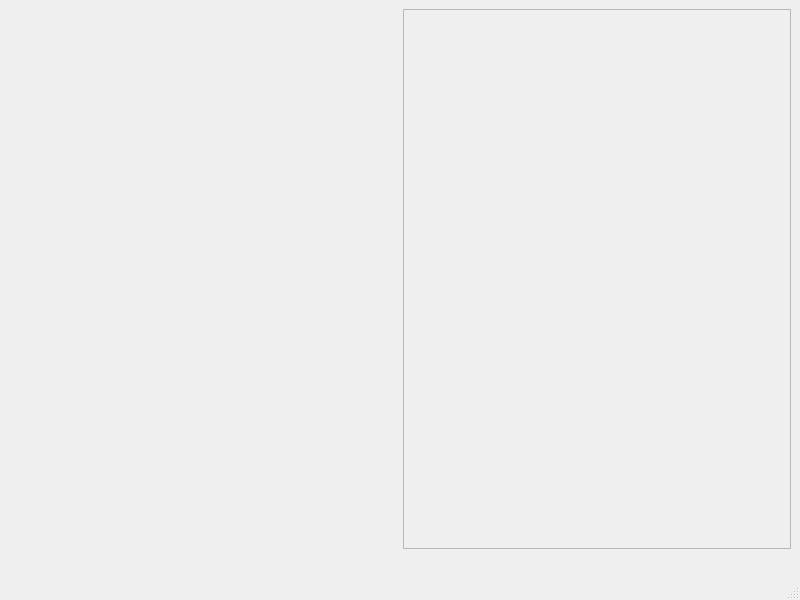
Qt form tramwindow.ui (yoms/Project-STR-ISI) before a commit.
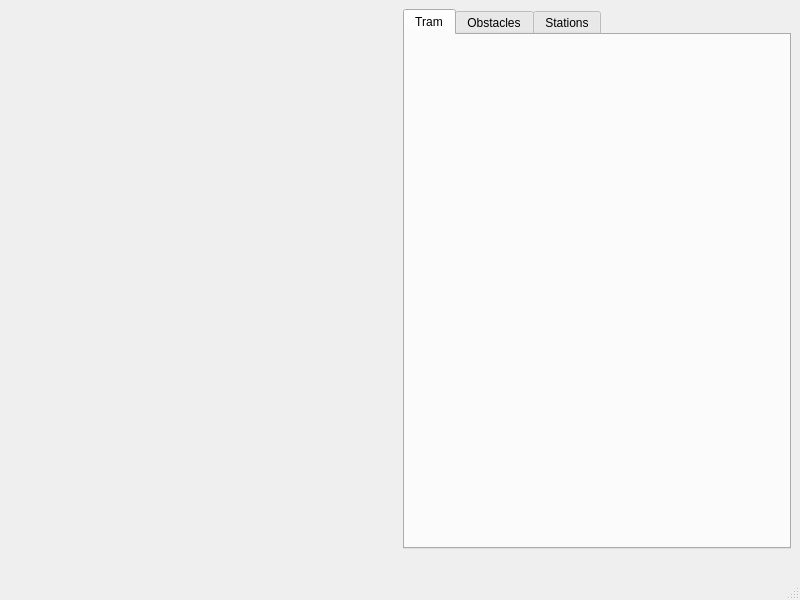
The same form after that commit. The open tabs and pages were chosen to show the change. Custom widgets are drawn as their Qt base class.

What changed in the file:
```diff
--- a/tramwindow.ui
+++ b/tramwindow.ui
@@ -18,6 +18,47 @@
     <item row="0" column="0">
      <widget class="TramWidget" name="widget" native="true"/>
     </item>
+    <item row="0" column="1">
+     <widget class="QTabWidget" name="tabWidget">
+      <property name="currentIndex">
+       <number>2</number>
+      </property>
+      <widget class="QWidget" name="tab_tram">
+       <attribute name="title">
+        <string>Tram</string>
+       </attribute>
+       <layout class="QVBoxLayout" name="verticalLayout">
+        <item>
+         <layout class="QVBoxLayout" name="m_tramLayout">
+          <property name="sizeConstraint">
+           <enum>QLayout::SetMinAndMaxSize</enum>
+          </property>
+         </layout>
+        </item>
+       </layout>
+      </widget>
+      <widget class="QWidget" name="tab_obstacle">
+       <attribute name="title">
+        <string>Obstacles</string>
+       </attribute>
+       <layout class="QVBoxLayout" name="verticalLayout_2">
+        <item>
+         <layout class="QVBoxLayout" name="m_obstacleLayout"/>
+        </item>
+       </layout>
+      </widget>
+      <widget class="QWidget" name="tab_station">
+       <attribute name="title">
+        <string>Stations</string>
+       </attribute>
+       <layout class="QVBoxLayout" name="verticalLayout_3">
+        <item>
+         <layout class="QVBoxLayout" name="m_stationLayout"/>
+        </item>
+       </layout>
+      </widget>
+     </widget>
+    </item>
     <item row="1" column="0">
      <spacer name="horizontalSpacer">
       <property name="orientation">
@@ -31,32 +72,6 @@
       </property>
      </spacer>
     </item>
-    <item row="0" column="1">
-     <widget class="QScrollArea" name="scrollArea">
-      <property name="widgetResizable">
-       <bool>true</bool>
-      </property>
-      <widget class="QWidget" name="scrollAreaWidgetContents_8">
-       <property name="geometry">
-        <rect>
-         <x>0</x>
-         <y>0</y>
-         <width>386</width>
-         <height>507</height>
-        </rect>
-       </property>
-       <layout class="QGridLayout" name="gridLayout_2">
-        <item row="0" column="0">
-         <layout class="QVBoxLayout" name="m_propertiesLayout">
-          <property name="sizeConstraint">
-           <enum>QLayout::SetMinAndMaxSize</enum>
-          </property>
-         </layout>
-        </item>
-       </layout>
-      </widget>
-     </widget>
-    </item>
     <item row="1" column="1">
      <spacer name="horizontalSpacer_2">
       <property name="orientation">
```
